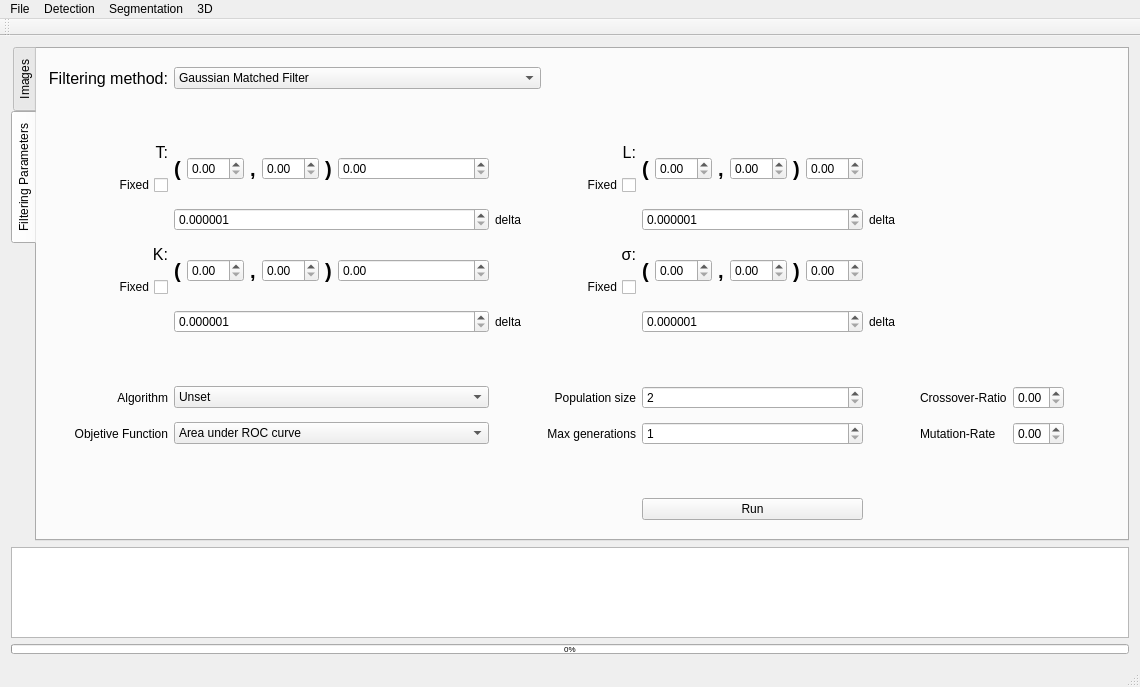
The window that CoronaryGUI/coronarygui.ui (fercer/Coronary) describes before a commit, drawn with Qt 5.
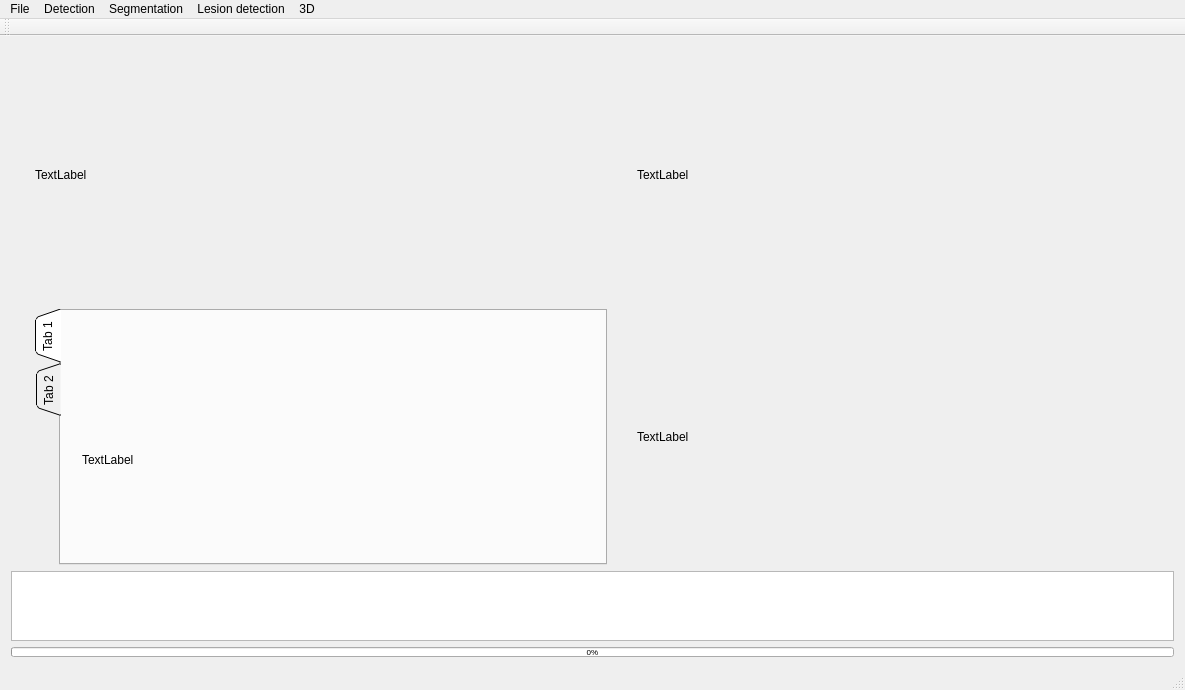
The same window after the commit. The open tabs and pages were chosen to show the change. Custom widgets are drawn as their Qt base class.

What changed in the file:
```diff
--- a/CoronaryGUI/coronarygui.ui
+++ b/CoronaryGUI/coronarygui.ui
@@ -6,7 +6,7 @@
    <rect>
     <x>0</x>
     <y>0</y>
-    <width>1140</width>
+    <width>1185</width>
     <height>687</height>
    </rect>
   </property>
@@ -36,8 +36,145 @@
       </property>
      </widget>
     </item>
+    <item row="9" column="0">
+     <layout class="QGridLayout" name="gridLayout">
+      <item row="0" column="0">
+       <widget class="QLabel" name="lblVP1">
+        <property name="minimumSize">
+         <size>
+          <width>256</width>
+          <height>256</height>
+         </size>
+        </property>
+        <property name="maximumSize">
+         <size>
+          <width>512</width>
+          <height>512</height>
+         </size>
+        </property>
+        <property name="text">
+         <string>TextLabel</string>
+        </property>
+       </widget>
+      </item>
+      <item row="0" column="1">
+       <widget class="QLabel" name="lblVP2">
+        <property name="minimumSize">
+         <size>
+          <width>256</width>
+          <height>256</height>
+         </size>
+        </property>
+        <property name="text">
+         <string>TextLabel</string>
+        </property>
+       </widget>
+      </item>
+      <item row="2" column="1">
+       <widget class="QLabel" name="lblVP4">
+        <property name="minimumSize">
+         <size>
+          <width>256</width>
+          <height>256</height>
+         </size>
+        </property>
+        <property name="maximumSize">
+         <size>
+          <width>512</width>
+          <height>512</height>
+         </size>
+        </property>
+        <property name="text">
+         <string>TextLabel</string>
+        </property>
+       </widget>
+      </item>
+      <item row="2" column="0">
+       <widget class="QTabWidget" name="tabWidget">
+        <property name="maximumSize">
+         <size>
+          <width>572</width>
+          <height>512</height>
+         </size>
+        </property>
+        <property name="tabPosition">
+         <enum>QTabWidget::West</enum>
+        </property>
+        <property name="tabShape">
+         <enum>QTabWidget::Triangular</enum>
+        </property>
+        <property name="currentIndex">
+         <number>0</number>
+        </property>
+        <widget class="QWidget" name="tab">
+         <attribute name="title">
+          <string>Tab 1</string>
+         </attribute>
+         <widget class="QWidget" name="horizontalLayoutWidget">
+          <property name="geometry">
+           <rect>
+            <x>10</x>
+            <y>10</y>
+            <width>531</width>
+            <height>241</height>
+           </rect>
+          </property>
+          <layout class="QHBoxLayout" name="horizontalLayout">
+           <item>
+            <widget class="QLabel" name="lblVP3">
+             <property name="minimumSize">
+              <size>
+               <width>256</width>
+               <height>256</height>
+              </size>
+             </property>
+             <property name="maximumSize">
+              <size>
+               <width>512</width>
+               <height>512</height>
+              </size>
+             </property>
+             <property name="text">
+              <string>TextLabel</string>
+             </property>
+            </widget>
+           </item>
+          </layout>
+         </widget>
+        </widget>
+        <widget class="QWidget" name="tab_2">
+         <attribute name="title">
+          <string>Tab 2</string>
+         </attribute>
+         <widget class="QWidget" name="gridLayoutWidget">
+          <property name="geometry">
+           <rect>
+            <x>-1</x>
+            <y>-1</y>
+            <width>531</width>
+            <height>461</height>
+           </rect>
+          </property>
+          <layout class="QGridLayout" name="gridLayout_4">
+           <item row="0" column="0">
+            <widget class="QVTKWidget" name="qvtkHist" native="true">
+             <property name="minimumSize">
+              <size>
+               <width>256</width>
+               <height>256</height>
+              </size>
+             </property>
+            </widget>
+           </item>
+          </layout>
+         </widget>
+        </widget>
+       </widget>
+      </item>
+     </layout>
+    </item>
     <item row="10" column="0">
-     <widget class="QPlainTextEdit" name="ptxtLog">
+     <widget class="QTextEdit" name="txtLog">
       <property name="maximumSize">
        <size>
         <width>16777215</width>
@@ -47,943 +184,6 @@
       <property name="contextMenuPolicy">
        <enum>Qt::CustomContextMenu</enum>
       </property>
-      <property name="readOnly">
-       <bool>true</bool>
-      </property>
-     </widget>
-    </item>
-    <item row="9" column="0">
-     <widget class="QTabWidget" name="tabParameters">
-      <property name="tabPosition">
-       <enum>QTabWidget::West</enum>
-      </property>
-      <property name="currentIndex">
-       <number>0</number>
-      </property>
-      <widget class="QWidget" name="tabImages">
-       <attribute name="title">
-        <string>Images</string>
-       </attribute>
-       <layout class="QGridLayout" name="gridLayout">
-        <item row="4" column="0">
-         <widget class="QLabel" name="lblVP2">
-          <property name="minimumSize">
-           <size>
-            <width>347</width>
-            <height>204</height>
-           </size>
-          </property>
-          <property name="text">
-           <string/>
-          </property>
-         </widget>
-        </item>
-        <item row="4" column="3">
-         <widget class="QLabel" name="lblVP3">
-          <property name="text">
-           <string/>
-          </property>
-         </widget>
-        </item>
-        <item row="0" column="3">
-         <widget class="QPushButton" name="btnMaximizeVP4">
-          <property name="text">
-           <string>Maximize 3D canvas</string>
-          </property>
-         </widget>
-        </item>
-        <item row="2" column="0">
-         <widget class="QLabel" name="lblVP1">
-          <property name="minimumSize">
-           <size>
-            <width>347</width>
-            <height>204</height>
-           </size>
-          </property>
-          <property name="text">
-           <string>BASE</string>
-          </property>
-          <property name="alignment">
-           <set>Qt::AlignCenter</set>
-          </property>
-         </widget>
-        </item>
-        <item row="0" column="0">
-         <widget class="QPushButton" name="btnLoadGT">
-          <property name="text">
-           <string>Load Ground-truth</string>
-          </property>
-         </widget>
-        </item>
-        <item row="2" column="3">
-         <widget class="QVTKWidget" name="qvtkVP4" native="true"/>
-        </item>
-        <item row="3" column="0">
-         <widget class="QSlider" name="hsldImages">
-          <property name="maximumSize">
-           <size>
-            <width>512</width>
-            <height>512</height>
-           </size>
-          </property>
-          <property name="minimum">
-           <number>1</number>
-          </property>
-          <property name="maximum">
-           <number>1</number>
-          </property>
-          <property name="value">
-           <number>1</number>
-          </property>
-          <property name="tracking">
-           <bool>true</bool>
-          </property>
-          <property name="orientation">
-           <enum>Qt::Horizontal</enum>
-          </property>
-          <property name="tickPosition">
-           <enum>QSlider::TicksAbove</enum>
-          </property>
-          <property name="tickInterval">
-           <number>1</number>
-          </property>
-         </widget>
-        </item>
-       </layout>
-      </widget>
-      <widget class="QWidget" name="tabFilteringMethod">
-       <attribute name="title">
-        <string>Filtering Parameters</string>
-       </attribute>
-       <layout class="QGridLayout" name="gridLayout_3">
-        <item row="11" column="1">
-         <widget class="QComboBox" name="cmbAlgorithm">
-          <item>
-           <property name="text">
-            <string>Unset</string>
-           </property>
-          </item>
-          <item>
-           <property name="text">
-            <string>Exhaustive Search</string>
-           </property>
-          </item>
-          <item>
-           <property name="text">
-            <string>Genetic Algorithm</string>
-           </property>
-          </item>
-          <item>
-           <property name="text">
-            <string>Univariate Marginal Distribution Algorithm</string>
-           </property>
-          </item>
-          <item>
-           <property name="text">
-            <string>Boltzmann Univariate MarginalDistribution Algorithm</string>
-           </property>
-          </item>
-         </widget>
-        </item>
-        <item row="4" column="4" rowspan="2">
-         <layout class="QHBoxLayout" name="horizontalLayout_3">
-          <item>
-           <layout class="QHBoxLayout" name="lyoLimitsL">
-            <item>
-             <widget class="QLabel" name="lblLeftL">
-              <property name="font">
-               <font>
-                <pointsize>15</pointsize>
-                <weight>75</weight>
-                <bold>true</bold>
-               </font>
-              </property>
-              <property name="text">
-               <string>(</string>
-              </property>
-             </widget>
-            </item>
-            <item>
-             <widget class="QDoubleSpinBox" name="dspbInfL">
-              <property name="singleStep">
-               <double>0.100000000000000</double>
-              </property>
-             </widget>
-            </item>
-            <item>
-             <widget class="QLabel" name="lblComaL">
-              <property name="font">
-               <font>
-                <pointsize>15</pointsize>
-                <weight>75</weight>
-                <bold>true</bold>
-               </font>
-              </property>
-              <property name="text">
-               <string>,</string>
-              </property>
-             </widget>
-            </item>
-            <item>
-             <widget class="QDoubleSpinBox" name="dspbSupL"/>
-            </item>
-            <item>
-             <widget class="QLabel" name="lblRightL">
-              <property name="font">
-               <font>
-                <pointsize>15</pointsize>
-                <weight>75</weight>
-                <bold>true</bold>
-               </font>
-              </property>
-              <property name="text">
-               <string>)</string>
-              </property>
-             </widget>
-            </item>
-           </layout>
-          </item>
-          <item>
-           <widget class="QDoubleSpinBox" name="dspbFixedL">
-            <property name="maximumSize">
-             <size>
-              <width>16777215</width>
-              <height>16777215</height>
-             </size>
-            </property>
-           </widget>
-          </item>
-         </layout>
-        </item>
-        <item row="8" column="0">
-         <widget class="QCheckBox" name="chkFixK">
-          <property name="layoutDirection">
-           <enum>Qt::RightToLeft</enum>
-          </property>
-          <property name="text">
-           <string>Fixed</string>
-          </property>
-         </widget>
-        </item>
-        <item row="4" column="0">
-         <widget class="QLabel" name="label_4">
-          <property name="maximumSize">
-           <size>
-            <width>16777215</width>
-            <height>20</height>
-           </size>
-          </property>
-          <property name="font">
-           <font>
-            <pointsize>12</pointsize>
-           </font>
-          </property>
-          <property name="text">
-           <string>T:</string>
-          </property>
-          <property name="alignment">
-           <set>Qt::AlignRight|Qt::AlignTrailing|Qt::AlignVCenter</set>
-          </property>
-         </widget>
-        </item>
-        <item row="10" column="0" colspan="9">
-         <spacer name="verticalSpacer">
-          <property name="orientation">
-           <enum>Qt::Vertical</enum>
-          </property>
-          <property name="sizeType">
-           <enum>QSizePolicy::Minimum</enum>
-          </property>
-          <property name="sizeHint" stdset="0">
-           <size>
-            <width>20</width>
-            <height>40</height>
-           </size>
-          </property>
-         </spacer>
-        </item>
-        <item row="5" column="0">
-         <widget class="QCheckBox" name="chkFixT">
-          <property name="layoutDirection">
-           <enum>Qt::RightToLeft</enum>
-          </property>
-          <property name="text">
-           <string>Fixed</string>
-          </property>
-         </widget>
-        </item>
-        <item row="7" column="0">
-         <widget class="QLabel" name="label_16">
-          <property name="maximumSize">
-           <size>
-            <width>16777215</width>
-            <height>20</height>
-           </size>
-          </property>
-          <property name="font">
-           <font>
-            <pointsize>12</pointsize>
-           </font>
-          </property>
-          <property name="text">
-           <string>K:</string>
-          </property>
-          <property name="alignment">
-           <set>Qt::AlignRight|Qt::AlignTrailing|Qt::AlignVCenter</set>
-          </property>
-         </widget>
-        </item>
-        <item row="13" column="0" colspan="9">
-         <spacer name="verticalSpacer_2">
-          <property name="orientation">
-           <enum>Qt::Vertical</enum>
-          </property>
-          <property name="sizeType">
-           <enum>QSizePolicy::Minimum</enum>
-          </property>
-          <property name="sizeHint" stdset="0">
-           <size>
-            <width>20</width>
-            <height>40</height>
-           </size>
-          </property>
-         </spacer>
-        </item>
-        <item row="2" column="0" colspan="9">
-         <spacer name="verticalSpacer_3">
-          <property name="orientation">
-           <enum>Qt::Vertical</enum>
-          </property>
-          <property name="sizeType">
-           <enum>QSizePolicy::Minimum</enum>
-          </property>
-          <property name="sizeHint" stdset="0">
-           <size>
-            <width>20</width>
-            <height>40</height>
-           </size>
-          </property>
-         </spacer>
-        </item>
-        <item row="12" column="0">
-         <widget class="QLabel" name="lblFitness">
-          <property name="text">
-           <string>Objetive Function</string>
-          </property>
-          <property name="alignment">
-           <set>Qt::AlignRight|Qt::AlignTrailing|Qt::AlignVCenter</set>
-          </property>
-         </widget>
-        </item>
-        <item row="12" column="4">
-         <widget class="QSpinBox" name="spbGen">
-          <property name="minimum">
-           <number>1</number>
-          </property>
-          <property name="maximum">
-           <number>10000</number>
-          </property>
-         </widget>
-        </item>
-        <item row="11" column="0">
-         <widget class="QLabel" name="label_3">
-          <property name="enabled">
-           <bool>true</bool>
-          </property>
-          <property name="text">
-           <string>Algorithm</string>
-          </property>
-          <property name="alignment">
-           <set>Qt::AlignRight|Qt::AlignTrailing|Qt::AlignVCenter</set>
-          </property>
-         </widget>
-        </item>
-        <item row="1" column="0">
-         <widget class="QLabel" name="label_6">
-          <property name="maximumSize">
-           <size>
-            <width>16777215</width>
-            <height>16777215</height>
-           </size>
-          </property>
-          <property name="font">
-           <font>
-            <pointsize>12</pointsize>
-           </font>
-          </property>
-          <property name="text">
-           <string>Filtering method:</string>
-          </property>
-          <property name="alignment">
-           <set>Qt::AlignRight|Qt::AlignTrailing|Qt::AlignVCenter</set>
-          </property>
-         </widget>
-        </item>
-        <item row="11" column="3">
-         <widget class="QLabel" name="lblPop">
-          <property name="maximumSize">
-           <size>
-            <width>512</width>
-            <height>16777215</height>
-           </size>
-          </property>
-          <property name="text">
-           <string>Population size</string>
-          </property>
-          <property name="alignment">
-           <set>Qt::AlignRight|Qt::AlignTrailing|Qt::AlignVCenter</set>
-          </property>
-         </widget>
-        </item>
-        <item row="11" column="7">
-         <widget class="QDoubleSpinBox" name="dspbCR">
-          <property name="maximum">
-           <double>1.000000000000000</double>
-          </property>
-          <property name="singleStep">
-           <double>0.100000000000000</double>
-          </property>
-         </widget>
-        </item>
-        <item row="5" column="3">
-         <widget class="QCheckBox" name="chkFixL">
-          <property name="layoutDirection">
-           <enum>Qt::RightToLeft</enum>
-          </property>
-          <property name="text">
-           <string>Fixed</string>
-          </property>
-         </widget>
-        </item>
-        <item row="12" column="1">
-         <widget class="QComboBox" name="cmbFitness">
-          <item>
-           <property name="text">
-            <string>Area under ROC curve</string>
-           </property>
-          </item>
-          <item>
-           <property name="text">
-            <string>Correlation + Contrast</string>
-           </property>
-          </item>
-         </widget>
-        </item>
-        <item row="12" column="3">
-         <widget class="QLabel" name="lblGen">
-          <property name="text">
-           <string>Max generations</string>
-          </property>
-          <property name="alignment">
-           <set>Qt::AlignRight|Qt::AlignTrailing|Qt::AlignVCenter</set>
-          </property>
-         </widget>
-        </item>
-        <item row="12" column="6">
-         <widget class="QLabel" name="lblMR">
-          <property name="text">
-           <string>Mutation-Rate</string>
-          </property>
-         </widget>
-        </item>
-        <item row="8" column="3">
-         <widget class="QCheckBox" name="chkFixSigma">
-          <property name="layoutDirection">
-           <enum>Qt::RightToLeft</enum>
-          </property>
-          <property name="text">
-           <string>Fixed</string>
-          </property>
-         </widget>
-        </item>
-        <item row="12" column="7">
-         <widget class="QDoubleSpinBox" name="dspbMR">
-          <property name="maximum">
-           <double>1.000000000000000</double>
-          </property>
-          <property name="singleStep">
-           <double>0.100000000000000</double>
-          </property>
-         </widget>
-        </item>
-        <item row="4" column="1" rowspan="2">
-         <layout class="QHBoxLayout" name="horizontalLayout">
-          <item>
-           <layout class="QHBoxLayout" name="lyoLimitsT">
-            <item>
-             <widget class="QLabel" name="lblLeftT">
-              <property name="font">
-               <font>
-                <pointsize>15</pointsize>
-                <weight>75</weight>
-                <bold>true</bold>
-               </font>
-              </property>
-              <property name="text">
-               <string>(</string>
-              </property>
-             </widget>
-            </item>
-            <item>
-             <widget class="QDoubleSpinBox" name="spbInfT"/>
-            </item>
-            <item>
-             <widget class="QLabel" name="lblComaT">
-              <property name="font">
-               <font>
-                <pointsize>15</pointsize>
-                <weight>75</weight>
-                <bold>true</bold>
-               </font>
-              </property>
-              <property name="text">
-               <string>,</string>
-              </property>
-             </widget>
-            </item>
-            <item>
-             <widget class="QDoubleSpinBox" name="spbSupT"/>
-            </item>
-            <item>
-             <widget class="QLabel" name="lblRightT">
-              <property name="font">
-               <font>
-                <pointsize>15</pointsize>
-                <weight>75</weight>
-                <bold>true</bold>
-               </font>
-              </property>
-              <property name="text">
-               <string>)</string>
-              </property>
-             </widget>
-            </item>
-           </layout>
-          </item>
-          <item>
-           <widget class="QDoubleSpinBox" name="spbFixedT">
-            <property name="maximumSize">
-             <size>
-              <width>16777215</width>
-              <height>16777215</height>
-             </size>
-            </property>
-           </widget>
-          </item>
-         </layout>
-        </item>
-        <item row="11" column="6">
-         <widget class="QLabel" name="lblCR">
-          <property name="text">
-           <string>Crossover-Ratio</string>
-          </property>
-         </widget>
-        </item>
-        <item row="4" column="6" rowspan="2" colspan="3">
-         <spacer name="horizontalSpacer_3">
-          <property name="orientation">
-           <enum>Qt::Horizontal</enum>
-          </property>
-          <property name="sizeHint" stdset="0">
-           <size>
-            <width>40</width>
-            <height>20</height>
-           </size>
-          </property>
-         </spacer>
-        </item>
-        <item row="7" column="6" rowspan="2" colspan="3">
-         <spacer name="horizontalSpacer_6">
-          <property name="orientation">
-           <enum>Qt::Horizontal</enum>
-          </property>
-          <property name="sizeHint" stdset="0">
-           <size>
-            <width>40</width>
-            <height>20</height>
-           </size>
-          </property>
-         </spacer>
-        </item>
-        <item row="4" column="2" rowspan="2">
-         <spacer name="horizontalSpacer_2">
-          <property name="orientation">
-           <enum>Qt::Horizontal</enum>
-          </property>
-          <property name="sizeType">
-           <enum>QSizePolicy::Minimum</enum>
-          </property>
-          <property name="sizeHint" stdset="0">
-           <size>
-            <width>40</width>
-            <height>20</height>
-           </size>
-          </property>
-         </spacer>
-        </item>
-        <item row="7" column="1" rowspan="2">
-         <layout class="QHBoxLayout" name="horizontalLayout_2">
-          <item>
-           <layout class="QHBoxLayout" name="lyoLimitsK">
-            <item>
-             <widget class="QLabel" name="lblLeftK">
-              <property name="font">
-               <font>
-                <pointsize>15</pointsize>
-                <weight>75</weight>
-                <bold>true</bold>
-               </font>
-              </property>
-              <property name="text">
-               <string>(</string>
-              </property>
-             </widget>
-            </item>
-            <item>
-             <widget class="QDoubleSpinBox" name="spbInfK"/>
-            </item>
-            <item>
-             <widget class="QLabel" name="lblComaK">
-              <property name="font">
-               <font>
-                <pointsize>15</pointsize>
-                <weight>75</weight>
-                <bold>true</bold>
-               </font>
-              </property>
-              <property name="text">
-               <string>,</string>
-              </property>
-             </widget>
-            </item>
-            <item>
-             <widget class="QDoubleSpinBox" name="spbSupK"/>
-            </item>
-            <item>
-             <widget class="QLabel" name="lblRightK">
-              <property name="font">
-               <font>
-                <pointsize>15</pointsize>
-                <weight>75</weight>
-                <bold>true</bold>
-               </font>
-              </property>
-              <property name="text">
-               <string>)</string>
-              </property>
-             </widget>
-            </item>
-           </layout>
-          </item>
-          <item>
-           <widget class="QDoubleSpinBox" name="spbFixedK">
-            <property name="maximumSize">
-             <size>
-              <width>16777215</width>
-              <height>16777215</height>
-             </size>
-            </property>
-           </widget>
-          </item>
-         </layout>
-        </item>
-        <item row="1" column="1" colspan="2">
-         <widget class="QComboBox" name="cmbFilter">
-          <item>
-           <property name="text">
-            <string>Gaussian Matched Filter</string>
-           </property>
-          </item>
-          <item>
-           <property name="text">
-            <string>single-Scale Gabor</string>
-           </property>
-          </item>
-         </widget>
-        </item>
-        <item row="4" column="3">
-         <widget class="QLabel" name="label_5">
-          <property name="font">
-           <font>
-            <pointsize>12</pointsize>
-           </font>
-          </property>
-          <property name="text">
-           <string>L:</string>
-          </property>
-          <property name="alignment">
-           <set>Qt::AlignRight|Qt::AlignTrailing|Qt::AlignVCenter</set>
-          </property>
-         </widget>
-        </item>
-        <item row="7" column="4" rowspan="2">
-         <layout class="QHBoxLayout" name="horizontalLayout_8">
-          <item>
-           <layout class="QHBoxLayout" name="lyoLimitsSigma">
-            <item>
-             <widget class="QLabel" name="lblLeftSigma">
-              <property name="font">
-               <font>
-                <pointsize>15</pointsize>
-                <weight>75</weight>
-                <bold>true</bold>
-               </font>
-              </property>
-              <property name="text">
-               <string>(</string>
-              </property>
-             </widget>
-            </item>
-            <item>
-             <widget class="QDoubleSpinBox" name="dspbInfSigma"/>
-            </item>
-            <item>
-             <widget class="QLabel" name="lblComaSigma">
-              <property name="font">
-               <font>
-                <pointsize>15</pointsize>
-                <weight>75</weight>
-                <bold>true</bold>
-               </font>
-              </property>
-              <property name="text">
-               <string>,</string>
-              </property>
-             </widget>
-            </item>
-            <item>
-             <widget class="QDoubleSpinBox" name="dspbSupSigma">
-              <property name="singleStep">
-               <double>0.010000000000000</double>
-              </property>
-             </widget>
-            </item>
-            <item>
-             <widget class="QLabel" name="lblRightSigma">
-              <property name="font">
-               <font>
-                <pointsize>15</pointsize>
-                <weight>75</weight>
-                <bold>true</bold>
-               </font>
-              </property>
-              <property name="text">
-               <string>)</string>
-              </property>
-             </widget>
-            </item>
-           </layout>
-          </item>
-          <item>
-           <widget class="QDoubleSpinBox" name="dspbFixedSigma">
-            <property name="maximumSize">
-             <size>
-              <width>16777215</width>
-              <height>16777215</height>
-             </size>
-            </property>
-           </widget>
-          </item>
-         </layout>
-        </item>
-        <item row="7" column="2" rowspan="2">
-         <spacer name="horizontalSpacer_5">
-          <property name="orientation">
-           <enum>Qt::Horizontal</enum>
-          </property>
-          <property name="sizeType">
-           <enum>QSizePolicy::Minimum</enum>
-          </property>
-          <property name="sizeHint" stdset="0">
-           <size>
-            <width>40</width>
-            <height>20</height>
-           </size>
-          </property>
-         </spacer>
-        </item>
-        <item row="11" column="4">
-         <widget class="QSpinBox" name="spbPop">
-          <property name="minimum">
-           <number>2</number>
-          </property>
-          <property name="maximum">
-           <number>1000</number>
-          </property>
-          <property name="singleStep">
-           <number>2</number>
-          </property>
-         </widget>
-        </item>
-        <item row="14" column="4">
-         <widget class="QPushButton" name="btnRunConfiguration">
-          <property name="text">
-           <string>Run</string>
-          </property>
-         </widget>
-        </item>
-        <item row="7" column="3">
-         <widget class="QLabel" name="lblSigmaFixed">
-          <property name="font">
-           <font>
-            <pointsize>12</pointsize>
-           </font>
-          </property>
-          <property name="text">
-           <string>σ:</string>
-          </property>
-          <property name="alignment">
-           <set>Qt::AlignRight|Qt::AlignTrailing|Qt::AlignVCenter</set>
-          </property>
-         </widget>
-        </item>
-        <item row="6" column="2">
-         <widget class="QLabel" name="lblParT">
-          <property name="text">
-           <string>delta</string>
-          </property>
-         </widget>
-        </item>
-        <item row="9" column="2">
-         <widget class="QLabel" name="lblParK">
-          <property name="text">
-           <string>delta</string>
-          </property>
-         </widget>
-        </item>
-        <item row="1" column="3" colspan="6">
-         <spacer name="horizontalSpacer_7">
-          <property name="orientation">
-           <enum>Qt::Horizontal</enum>
-          </property>
-          <property name="sizeHint" stdset="0">
-           <size>
-            <width>40</width>
-            <height>20</height>
-           </size>
-          </property>
-         </spacer>
-        </item>
-        <item row="6" column="5">
-         <widget class="QLabel" name="lblParL">
-          <property name="text">
-           <string>delta</string>
-          </property>
-         </widget>
-        </item>
-        <item row="9" column="5">
-         <widget class="QLabel" name="lblParSigma">
-          <property name="text">
-           <string>delta</string>
-          </property>
-         </widget>
-        </item>
-        <item row="6" column="4">
-         <widget class="QDoubleSpinBox" name="dspbDeltaL">
-          <property name="toolTip">
-           <string>L delta or bits for optimization</string>
-          </property>
-          <property name="decimals">
-           <number>6</number>
-          </property>
-          <property name="minimum">
-           <double>0.000001000000000</double>
-          </property>
-          <property name="maximum">
-           <double>100.000000000000000</double>
-          </property>
-         </widget>
-        </item>
-        <item row="9" column="1">
-         <widget class="QDoubleSpinBox" name="dspbDeltaK">
-          <property name="toolTip">
-           <string>K delta or Number of bits for optimization</string>
-          </property>
-          <property name="decimals">
-           <number>6</number>
-          </property>
-          <property name="minimum">
-           <double>0.000001000000000</double>
-          </property>
-          <property name="maximum">
-           <double>100.000000000000000</double>
-          </property>
-         </widget>
-        </item>
-        <item row="6" column="1">
-         <widget class="QDoubleSpinBox" name="dspbDeltaT">
-          <property name="toolTip">
-           <string>T delta or Number of bits for optimization</string>
-          </property>
-          <property name="decimals">
-           <number>6</number>
-          </property>
-          <property name="minimum">
-           <double>0.000001000000000</double>
-          </property>
-          <property name="maximum">
-           <double>100.000000000000000</double>
-          </property>
-         </widget>
-        </item>
-        <item row="9" column="4">
-         <widget class="QDoubleSpinBox" name="dspbDeltaSigma">
-          <property name="toolTip">
-           <string>Sigma delta or Number of bits for optimization</string>
-          </property>
-          <property name="decimals">
-           <number>6</number>
-          </property>
-          <property name="minimum">
-           <double>0.000001000000000</double>
-          </property>
-          <property name="maximum">
-           <double>100.000000000000000</double>
-          </property>
-         </widget>
-        </item>
-       </layout>
-       <zorder>label_16</zorder>
-       <zorder>chkFixK</zorder>
-       <zorder>cmbAlgorithm</zorder>
-       <zorder>label_3</zorder>
-       <zorder>label_4</zorder>
-       <zorder>chkFixT</zorder>
-       <zorder>verticalSpacer</zorder>
-       <zorder>verticalSpacer_3</zorder>
-       <zorder>verticalSpacer_2</zorder>
-       <zorder>lblFitness</zorder>
-       <zorder>cmbFitness</zorder>
-       <zorder>label_6</zorder>
-       <zorder>dspbCR</zorder>
-       <zorder>lblCR</zorder>
-       <zorder>lblMR</zorder>
-       <zorder>dspbMR</zorder>
-       <zorder>horizontalSpacer_3</zorder>
-       <zorder>horizontalSpacer_6</zorder>
-       <zorder></zorder>
-       <zorder>horizontalSpacer_2</zorder>
-       <zorder>horizontalSpacer_5</zorder>
-       <zorder>label_5</zorder>
-       <zorder>chkFixL</zorder>
-       <zorder>lblSigmaFixed</zorder>
-       <zorder>chkFixSigma</zorder>
-       <zorder>cmbFilter</zorder>
-       <zorder>lblPop</zorder>
-       <zorder>lblGen</zorder>
-       <zorder>spbPop</zorder>
-       <zorder>spbGen</zorder>
-       <zorder>horizontalSpacer_7</zorder>
-       <zorder>btnRunConfiguration</zorder>
-       <zorder>dspbDeltaT</zorder>
-       <zorder>lblParT</zorder>
-       <zorder>dspbDeltaK</zorder>
-       <zorder>lblParK</zorder>
-       <zorder>dspbDeltaL</zorder>
-       <zorder>lblParL</zorder>
-       <zorder>dspbDeltaSigma</zorder>
-       <zorder>lblParSigma</zorder>
-      </widget>
      </widget>
     </item>
    </layout>
@@ -993,8 +193,8 @@
     <rect>
      <x>0</x>
      <y>0</y>
-     <width>1140</width>
-     <height>27</height>
+     <width>1185</width>
+     <height>20</height>
     </rect>
    </property>
    <widget class="QMenu" name="menuFile">
@@ -1029,9 +229,15 @@
     </property>
     <addaction name="actionSkeletonize"/>
    </widget>
+   <widget class="QMenu" name="menuStenosis_detection">
+    <property name="title">
+     <string>Lesion detection</string>
+    </property>
+   </widget>
    <addaction name="menuFile"/>
    <addaction name="menuDetection"/>
    <addaction name="menuSegmentation"/>
+   <addaction name="menuStenosis_detection"/>
    <addaction name="menu3D"/>
   </widget>
   <widget class="QToolBar" name="mainToolBar">
```
Left out of the diff: 33 changed lines with no effect on the pictures.
